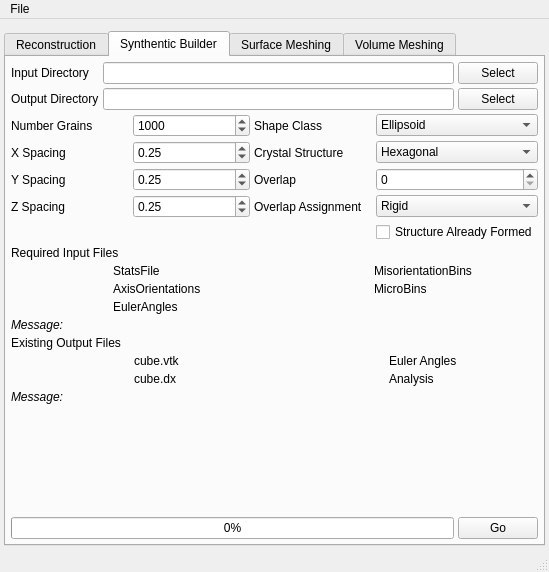
Old version of the form Source/AIM/GUI/UI_Files/RepresentationUI.ui in the repository BlueQuartzSoftware/DREAM3D.
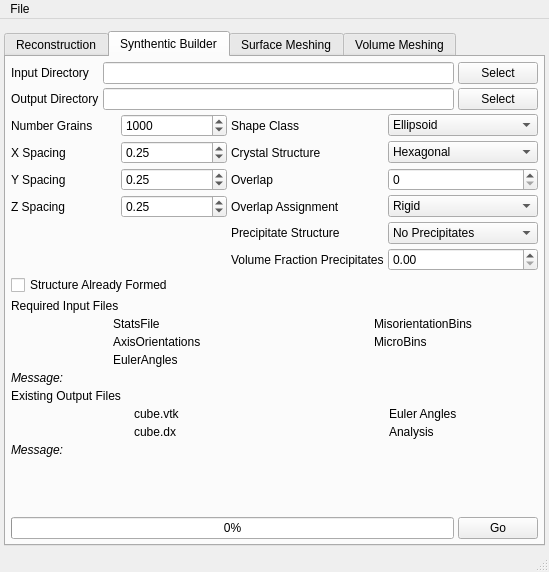
New version of the form. Icons and pictures are not drawn.

Commit message: Committing working code that now has the ability to read ina premade synthetic structure.  This is for keeping the same morphological structure, but altering the crystallography.  This new version also has the ability to insert precipitates into the synthetic structure.  The only issue remaining here is that the stats used for inserting the precipitates are not calculated by the reconstruction module and must be generated manually.

Patch:
```diff
--- a/Source/AIM/GUI/UI_Files/RepresentationUI.ui
+++ b/Source/AIM/GUI/UI_Files/RepresentationUI.ui
@@ -879,14 +879,50 @@
            </widget>
           </item>
           <item row="4" column="3">
-           <widget class="QCheckBox" name="gg_AlreadyFormed">
+           <widget class="QComboBox" name="gg_Precipitates">
+            <item>
+             <property name="text">
+              <string>No Precipitates</string>
+             </property>
+            </item>
+            <item>
+             <property name="text">
+              <string>Boundary Precipitates</string>
+             </property>
+            </item>
+            <item>
+             <property name="text">
+              <string>Bulk Precipitates</string>
+             </property>
+            </item>
+           </widget>
+          </item>
+          <item row="4" column="2">
+           <widget class="QLabel" name="label_48">
             <property name="text">
-             <string>Structure Already Formed</string>
+             <string>Precipitate Structure</string>
+            </property>
+           </widget>
+          </item>
+          <item row="5" column="3">
+           <widget class="QDoubleSpinBox" name="gg_FractionPrecipitates"/>
+          </item>
+          <item row="5" column="2">
+           <widget class="QLabel" name="label_49">
+            <property name="text">
+             <string>Volume Fraction Precipitates</string>
             </property>
            </widget>
           </item>
          </layout>
         </item>
+        <item>
+         <widget class="QCheckBox" name="gg_AlreadyFormed">
+          <property name="text">
+           <string>Structure Already Formed</string>
+          </property>
+         </widget>
+        </item>
         <item>
          <layout class="QGridLayout" name="gridLayout_5">
           <property name="spacing">
```
Left out of the diff: 3 changed lines with no effect on the pictures. The commit also changes 11 other files.
